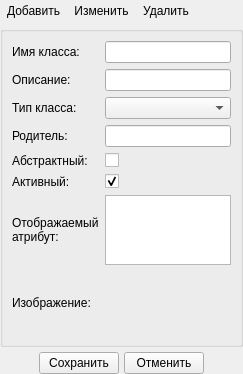
The window that src/plugins/modeleride/classwidget.ui (rdnvndr/raindrop) describes before a commit, drawn with Qt 5.
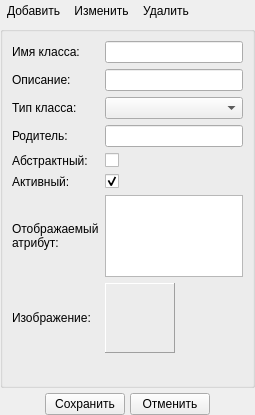
The same window after the commit. Icons and pictures are not drawn. Custom widgets are drawn as their Qt base class.

Commit message: Доделан атрибут для отображения иконки класса

The edit to the form file:
```diff
--- a/src/plugins/modeleride/classwidget.ui
+++ b/src/plugins/modeleride/classwidget.ui
@@ -6,8 +6,8 @@
    <rect>
     <x>0</x>
     <y>0</y>
-    <width>243</width>
-    <height>360</height>
+    <width>255</width>
+    <height>415</height>
    </rect>
   </property>
   <property name="windowTitle">
@@ -197,31 +197,6 @@
         </property>
        </widget>
       </item>
-      <item row="7" column="1">
-       <widget class="PushButtonImage" name="pushButtonIcon">
-        <property name="sizePolicy">
-         <sizepolicy hsizetype="Fixed" vsizetype="Fixed">
-          <horstretch>64</horstretch>
-          <verstretch>64</verstretch>
-         </sizepolicy>
-        </property>
-        <property name="minimumSize">
-         <size>
-          <width>64</width>
-          <height>64</height>
-         </size>
-        </property>
-        <property name="iconSize">
-         <size>
-          <width>64</width>
-          <height>64</height>
-         </size>
-        </property>
-        <property name="flat">
-         <bool>true</bool>
-        </property>
-       </widget>
-      </item>
       <item row="7" column="2">
        <spacer name="horizontalSpacerRightIcon">
         <property name="orientation">
@@ -270,6 +245,46 @@
         </property>
        </spacer>
       </item>
+      <item row="7" column="1">
+       <widget class="QFrame" name="frameIcon">
+        <property name="frameShape">
+         <enum>QFrame::Panel</enum>
+        </property>
+        <property name="frameShadow">
+         <enum>QFrame::Raised</enum>
+        </property>
+        <layout class="QHBoxLayout" name="horizontalLayout">
+         <property name="margin">
+          <number>2</number>
+         </property>
+         <item>
+          <widget class="PushButtonImage" name="pushButtonIcon">
+           <property name="sizePolicy">
+            <sizepolicy hsizetype="Fixed" vsizetype="Fixed">
+             <horstretch>64</horstretch>
+             <verstretch>64</verstretch>
+            </sizepolicy>
+           </property>
+           <property name="minimumSize">
+            <size>
+             <width>64</width>
+             <height>64</height>
+            </size>
+           </property>
+           <property name="iconSize">
+            <size>
+             <width>64</width>
+             <height>64</height>
+            </size>
+           </property>
+           <property name="flat">
+            <bool>true</bool>
+           </property>
+          </widget>
+         </item>
+        </layout>
+       </widget>
+      </item>
      </layout>
     </widget>
    </item>
```
The commit also changes 2 other files.
